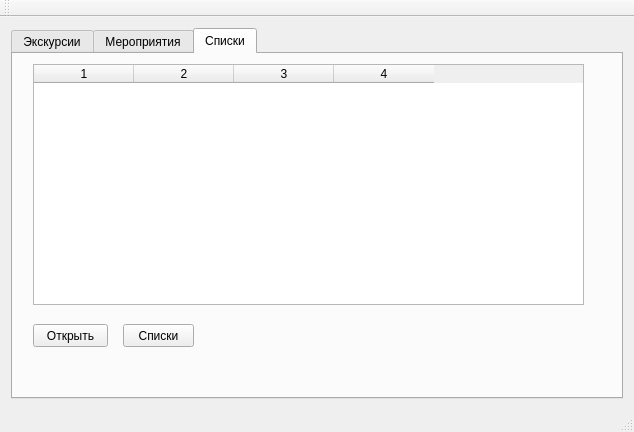
This is profcom_cards/profkom.ui in egornevezhin/profcom_cards as Qt 5 draws it before an edit. The edited form follows.
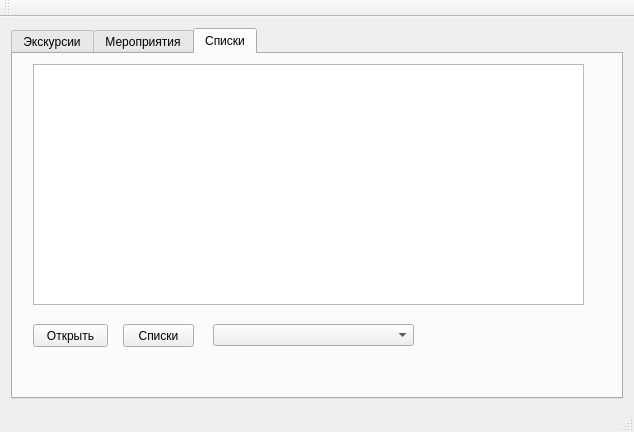
This is the edited form. The open tabs and pages were chosen to show the change.

Commit message: Отбор по количеству людей и мелкие правки.

```diff
--- a/profcom_cards/profkom.ui
+++ b/profcom_cards/profkom.ui
@@ -399,13 +399,21 @@
           <height>241</height>
          </rect>
         </property>
+        <property name="sizeAdjustPolicy">
+         <enum>QAbstractScrollArea::AdjustToContents</enum>
+        </property>
+        <property name="sortingEnabled">
+         <bool>false</bool>
+        </property>
         <property name="columnCount">
-         <number>4</number>
+         <number>0</number>
         </property>
-        <column/>
-        <column/>
-        <column/>
-        <column/>
+        <attribute name="horizontalHeaderVisible">
+         <bool>false</bool>
+        </attribute>
+        <attribute name="verticalHeaderVisible">
+         <bool>false</bool>
+        </attribute>
        </widget>
        <widget class="QPushButton" name="openEventFile">
         <property name="geometry">
@@ -433,6 +441,16 @@
          <string>Списки</string>
         </property>
        </widget>
+       <widget class="QComboBox" name="finalEventList">
+        <property name="geometry">
+         <rect>
+          <x>200</x>
+          <y>270</y>
+          <width>201</width>
+          <height>22</height>
+         </rect>
+        </property>
+       </widget>
       </widget>
      </widget>
     </item>
```
Left out of the diff: 2 changed lines with no effect on the pictures. The commit also changes 1 other file.
